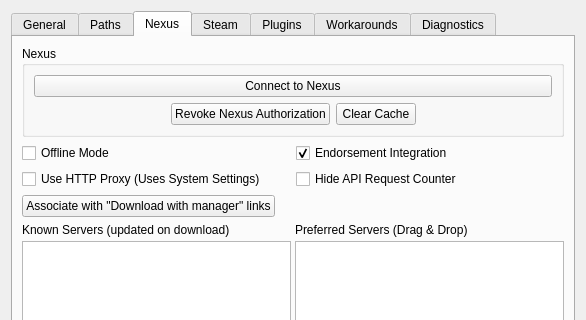
Before: the Qt Designer form modorganizer/src/settingsdialog.ui in Holt59/mo2-merge, drawn with Qt 5; both pictures show x 0 to 586 and y 0 to 320 of the 586 by 504 pixel window.
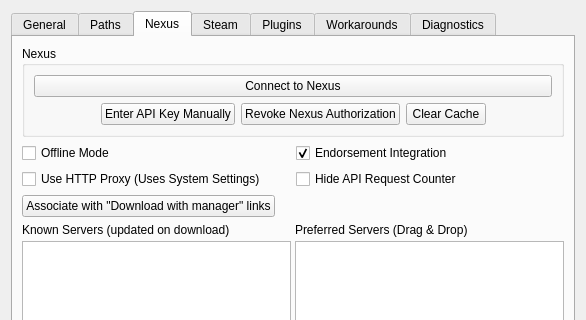
After: the same form once the commit is applied. The open tabs and pages were chosen to show the change. Icons and pictures are not drawn.

Commit message: [modorganizer] added new dialog to enter api key manually added button in nexus settings to open the dialog added a force flag to apiCheck() to do a check with the new key even if the login was successful before

```diff
--- a/modorganizer/src/settingsdialog.ui
+++ b/modorganizer/src/settingsdialog.ui
@@ -494,6 +494,22 @@
               </property>
              </spacer>
             </item>
+            <item>
+             <widget class="QPushButton" name="nexusManualKey">
+              <property name="sizePolicy">
+               <sizepolicy hsizetype="Minimum" vsizetype="Preferred">
+                <horstretch>0</horstretch>
+                <verstretch>0</verstretch>
+               </sizepolicy>
+              </property>
+              <property name="toolTip">
+               <string>Manually enter the API key and try to login</string>
+              </property>
+              <property name="text">
+               <string>Enter API Key Manually</string>
+              </property>
+             </widget>
+            </item>
             <item>
              <widget class="QPushButton" name="revokeNexusAuthButton">
               <property name="toolTip">
```
The commit also changes 5 other files.
